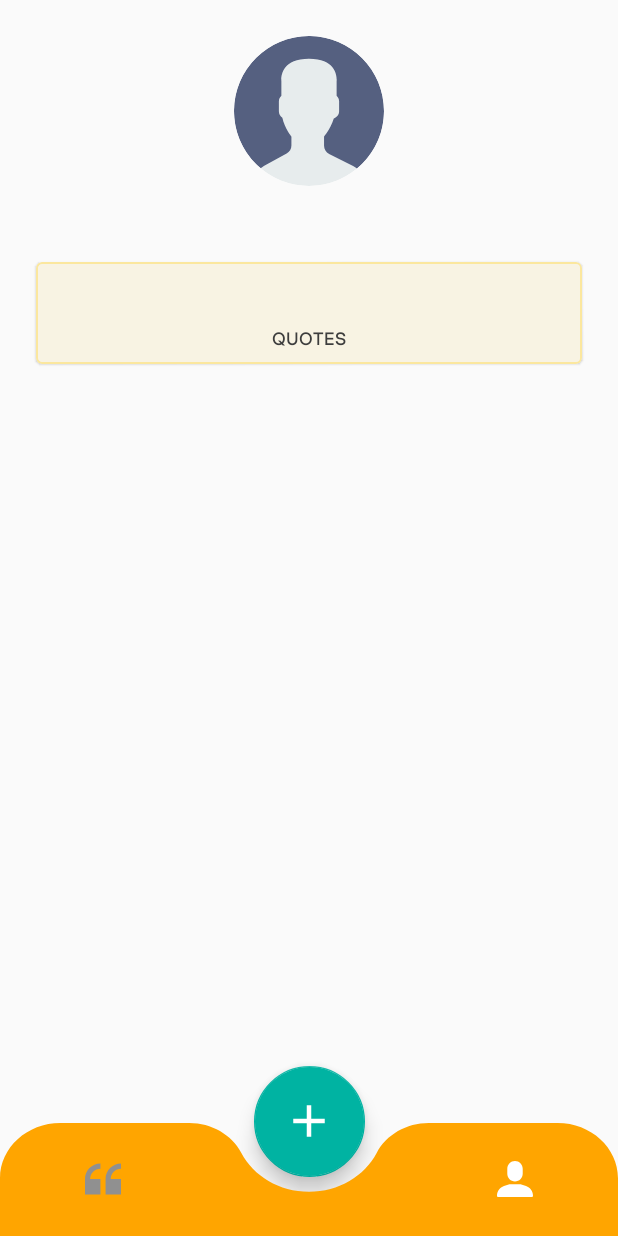
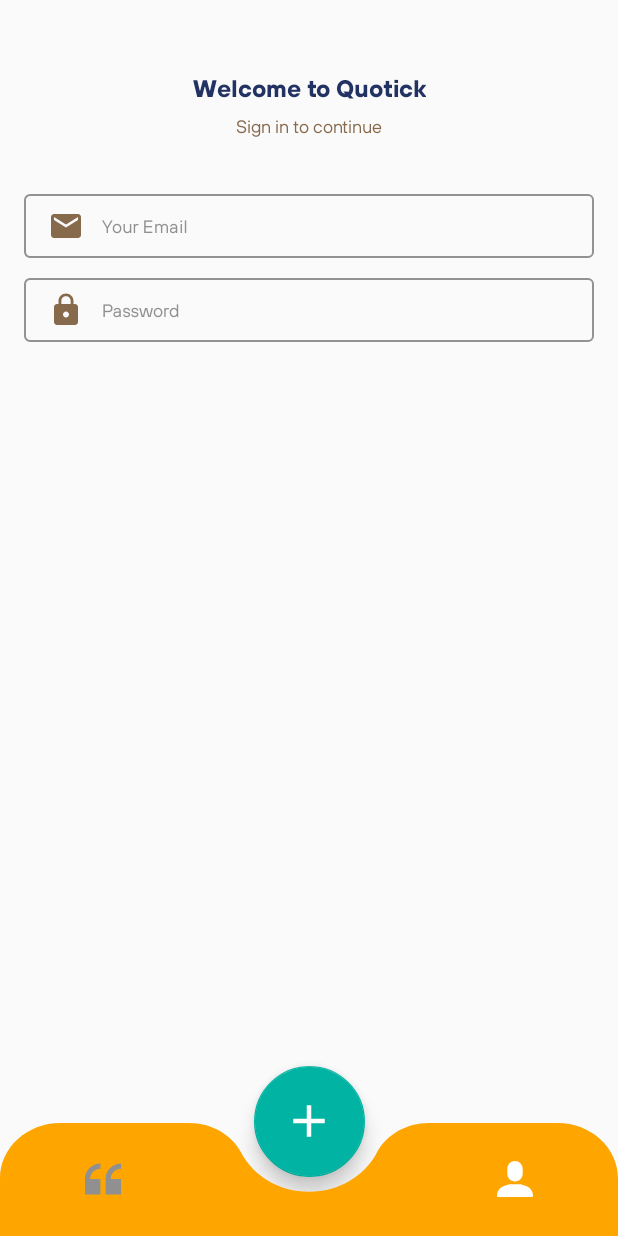
Before and after one commit to mirzemehdi/quotesapp, an Android app: the ProfileFragment screen opened through its navigation route, on a phone screen of 412 x 824 dp. Run offline under Robolectric (Android 15) with nearby library versions, the light colour scheme and no system bars; our stand-ins replace Dagger/Hilt's generated code, Firebase (no records; nobody signed in at launch, a user with empty details on screens opened directly), Picasso, Timber, navigation-ui and 1 more; libraries missing offline, so code that uses them is left out: androidx.hilt.lifecycle; pictures from the network do not load.

Commit message:
Starting Login screen

```diff
--- a/app/src/main/java/com/mmk/quotesapp/di/AppModule.kt
+++ b/app/src/main/java/com/mmk/quotesapp/di/AppModule.kt
@@ -19,7 +19,6 @@
 object AppModule {
 
 
-
     @Singleton
     @Provides
     fun provideFirebaseFirestore():FirebaseFirestore{
--- a/app/src/main/java/com/mmk/quotesapp/ui/fragments/profile/ProfileFragment.kt
+++ b/app/src/main/java/com/mmk/quotesapp/ui/fragments/profile/ProfileFragment.kt
@@ -8,7 +8,7 @@
 import com.mmk.quotesapp.R
 
 
-class ProfileFragment : Fragment(R.layout.fragment_profile) {
+class ProfileFragment : Fragment(R.layout.fragment_login) {
 
 
 
--- a/app/src/main/java/com/mmk/quotesapp/ui/fragments/quoteslist/QuotesFragment.kt
+++ b/app/src/main/java/com/mmk/quotesapp/ui/fragments/quoteslist/QuotesFragment.kt
@@ -38,8 +38,11 @@
         super.onViewCreated(view, savedInstanceState)
 
         initView()
+        setClicks()
         observeValues()
     }
+
+
 
     private fun initView() {
         quotesRecyclerView.adapter=quotesAdapter
@@ -53,6 +56,10 @@
                 progressBarQuotes.isVisible = this is LoadState.Loading
             }
         }
+
+    }
+
+    private fun setClicks() {
         quotesAdapter.onClickItem={
             Toast.makeText(context, it.text, Toast.LENGTH_SHORT).show()
         }
--- a/app/src/main/java/com/mmk/quotesapp/utils/GenericRecylerViewAdapter.kt
+++ b/app/src/main/java/com/mmk/quotesapp/utils/GenericRecylerViewAdapter.kt
@@ -9,6 +9,9 @@
 import androidx.recyclerview.widget.DiffUtil
 import androidx.recyclerview.widget.RecyclerView
 import com.mmk.quotesapp.BR
+import com.mmk.quotesapp.R
+import com.mmk.quotesapp.databinding.ItemQuoteListBinding
+import com.mmk.quotesapp.model.Quote
 
 /**
  * Created by mirzemehdi on 8/11/20
--- /dev/null
+++ b/app/src/main/res/drawable/ic_email.xml
@@ -0,0 +1,5 @@
+<vector android:height="24dp" android:tint="#87694C"
+    android:viewportHeight="24" android:viewportWidth="24"
+    android:width="24dp" xmlns:android="http://schemas.android.com/apk/res/android">
+    <path android:fillColor="@android:color/white" android:pathData="M20,4L4,4c-1.1,0 -1.99,0.9 -1.99,2L2,18c0,1.1 0.9,2 2,2h16c1.1,0 2,-0.9 2,-2L22,6c0,-1.1 -0.9,-2 -2,-2zM20,8l-8,5 -8,-5L4,6l8,5 8,-5v2z"/>
+</vector>
--- /dev/null
+++ b/app/src/main/res/drawable/ic_password.xml
@@ -0,0 +1,5 @@
+<vector android:height="24dp" android:tint="#87694C"
+    android:viewportHeight="24" android:viewportWidth="24"
+    android:width="24dp" xmlns:android="http://schemas.android.com/apk/res/android">
+    <path android:fillColor="@android:color/white" android:pathData="M18,8h-1L17,6c0,-2.76 -2.24,-5 -5,-5S7,3.24 7,6v2L6,8c-1.1,0 -2,0.9 -2,2v10c0,1.1 0.9,2 2,2h12c1.1,0 2,-0.9 2,-2L20,10c0,-1.1 -0.9,-2 -2,-2zM12,17c-1.1,0 -2,-0.9 -2,-2s0.9,-2 2,-2 2,0.9 2,2 -0.9,2 -2,2zM15.1,8L8.9,8L8.9,6c0,-1.71 1.39,-3.1 3.1,-3.1 1.71,0 3.1,1.39 3.1,3.1v2z"/>
+</vector>
--- /dev/null
+++ b/app/src/main/res/layout/fragment_login.xml
@@ -0,0 +1,106 @@
+<?xml version="1.0" encoding="utf-8"?>
+<ScrollView xmlns:android="http://schemas.android.com/apk/res/android"
+    android:layout_width="match_parent"
+    android:layout_height="match_parent"
+    xmlns:app="http://schemas.android.com/apk/res-auto">
+    <androidx.constraintlayout.widget.ConstraintLayout
+        android:layout_width="match_parent"
+        android:layout_height="wrap_content">
+
+        <TextView
+            android:id="@+id/welcomeTextLogin"
+            app:layout_constraintTop_toTopOf="parent"
+            app:layout_constraintStart_toStartOf="parent"
+            app:layout_constraintEnd_toEndOf="parent"
+            android:layout_marginTop="@dimen/margin_top_welcome_text"
+            android:layout_width="wrap_content"
+            android:textSize="@dimen/text_size_welcome_text"
+            android:textColor="@color/colorDarkBlue"
+            android:fontFamily="@font/tthoves_bold"
+            android:text="@string/text_welcome_login"
+            android:layout_height="wrap_content"/>
+
+        <TextView
+            android:id="@+id/loginText"
+            app:layout_constraintTop_toBottomOf="@id/welcomeTextLogin"
+            app:layout_constraintStart_toStartOf="parent"
+            app:layout_constraintEnd_toEndOf="parent"
+            android:layout_marginTop="@dimen/margin_top_login_text"
+            android:layout_width="wrap_content"
+            android:textSize="@dimen/text_size_login_text"
+            android:textColor="@color/colorBrown"
+            android:fontFamily="@font/tthoves_regular"
+            android:text="@string/text_login"
+            android:layout_height="wrap_content"/>
+
+
+
+        <!--            Email       -->
+        <com.google.android.material.textfield.TextInputLayout
+            android:id="@+id/emailLoginInputLayout"
+            style="@style/Widget.MaterialComponents.TextInputLayout.OutlinedBox"
+            android:layout_width="0dp"
+            android:layout_height="@dimen/height_login_input"
+
+            android:layout_marginStart="@dimen/margin_start_email_login"
+            android:layout_marginTop="@dimen/margin_top_email_login"
+            android:layout_marginEnd="@dimen/margin_start_email_login"
+
+
+            android:textColorHint="@color/colorSilver"
+            app:boxBackgroundMode="outline"
+
+            app:boxStrokeColor="@color/colorBorder"
+            app:layout_constraintEnd_toEndOf="parent"
+            app:layout_constraintStart_toStartOf="parent"
+            app:layout_constraintTop_toBottomOf="@id/loginText">
+
+            <com.google.android.material.textfield.TextInputEditText
+                android:id="@+id/emailLoginEditText"
+                android:drawableStart="@drawable/ic_email"
+                android:drawablePadding="@dimen/padding_drawable_login_input"
+                android:layout_width="match_parent"
+                android:layout_height="wrap_content"
+                android:inputType="textEmailAddress"
+                android:fontFamily="@font/tthoves_regular"
+                android:hint="@string/hint_email"
+                android:textColor="@color/colorBrown"
+                android:textSize="@dimen/text_size_login_input" />
+        </com.google.android.material.textfield.TextInputLayout>
+
+        <!--            Password       -->
+        <com.google.android.material.textfield.TextInputLayout
+            android:id="@+id/passwordLoginInputLayout"
+            style="@style/Widget.MaterialComponents.TextInputLayout.OutlinedBox"
+            android:layout_width="0dp"
+            android:layout_height="@dimen/height_login_input"
+
+
+            android:layout_marginTop="@dimen/margin_top_password_login"
+
+
+
+            android:textColorHint="@color/colorSilver"
+            app:boxBackgroundMode="outline"
+
+            app:boxStrokeColor="@color/colorBorder"
+            app:layout_constraintEnd_toEndOf="@id/emailLoginInputLayout"
+            app:layout_constraintStart_toStartOf="@id/emailLoginInputLayout"
+            app:layout_constraintTop_toBottomOf="@id/emailLoginInputLayout">
+
+            <com.google.android.material.textfield.TextInputEditText
+                android:id="@+id/passwordLoginEditText"
+                android:drawableStart="@drawable/ic_password"
+                android:drawablePadding="@dimen/padding_drawable_login_input"
+                android:layout_width="match_parent"
+                android:layout_height="wrap_content"
+                android:inputType="textPassword"
+                android:fontFamily="@font/tthoves_regular"
+                android:hint="@string/hint_password"
+                android:textColor="@color/colorBrown"
+                android:textSize="@dimen/text_size_login_input" />
+        </com.google.android.material.textfield.TextInputLayout>
+
+    </androidx.constraintlayout.widget.ConstraintLayout>
+
+</ScrollView>
--- a/app/src/main/res/values/colors.xml
+++ b/app/src/main/res/values/colors.xml
@@ -13,4 +13,12 @@
     <color name="colorPlaceHolder">#A6A6A6</color>
     <color name="colorOrangeLight">#F8F3E3</color>
     <color name="colorOrangeDark">#FBE79E</color>
+
+
+    <color name="colorBrown">#87694C</color>
+    <color name="colorOrange">#FF7C53</color>
+    <color name="colorBackground">#E5E5E5</color>
+    <color name="colorDarkBlue">#223263</color>
+    <color name="colorBorder">#D8C7B7</color>
+
 </resources>
--- a/app/src/main/res/values/dimens.xml
+++ b/app/src/main/res/values/dimens.xml
@@ -38,5 +38,15 @@
     <dimen name="margin_top_profile_image">24dp</dimen>
     <dimen name="margin_profile_name">16dp</dimen>
     <dimen name="margin_profile_recyclerView">8dp</dimen>
+    <dimen name="margin_top_welcome_text">48dp</dimen>
+    <dimen name="text_size_welcome_text">16sp</dimen>
+    <dimen name="margin_top_login_text">8dp</dimen>
+    <dimen name="text_size_login_text">12sp</dimen>
+    <dimen name="height_login_input">48dp</dimen>
+    <dimen name="margin_top_email_login">32dp</dimen>
+    <dimen name="margin_start_email_login">16dp</dimen>
+    <dimen name="text_size_login_input">12sp</dimen>
+    <dimen name="padding_drawable_login_input">12dp</dimen>
+    <dimen name="margin_top_password_login">8dp</dimen>
 
 </resources>
--- a/app/src/main/res/values/strings.xml
+++ b/app/src/main/res/values/strings.xml
@@ -15,4 +15,8 @@
     <string name="hint_new_quote_author">Author</string>
     <string name="text_add_new_quote_btn">Add</string>
     <string name="text_quotes">QUOTES</string>
+    <string name="text_welcome_login">Welcome to Quotick</string>
+    <string name="text_login">Sign in to continue</string>
+    <string name="hint_email">Your Email</string>
+    <string name="hint_password">Password</string>
 </resources>
```
